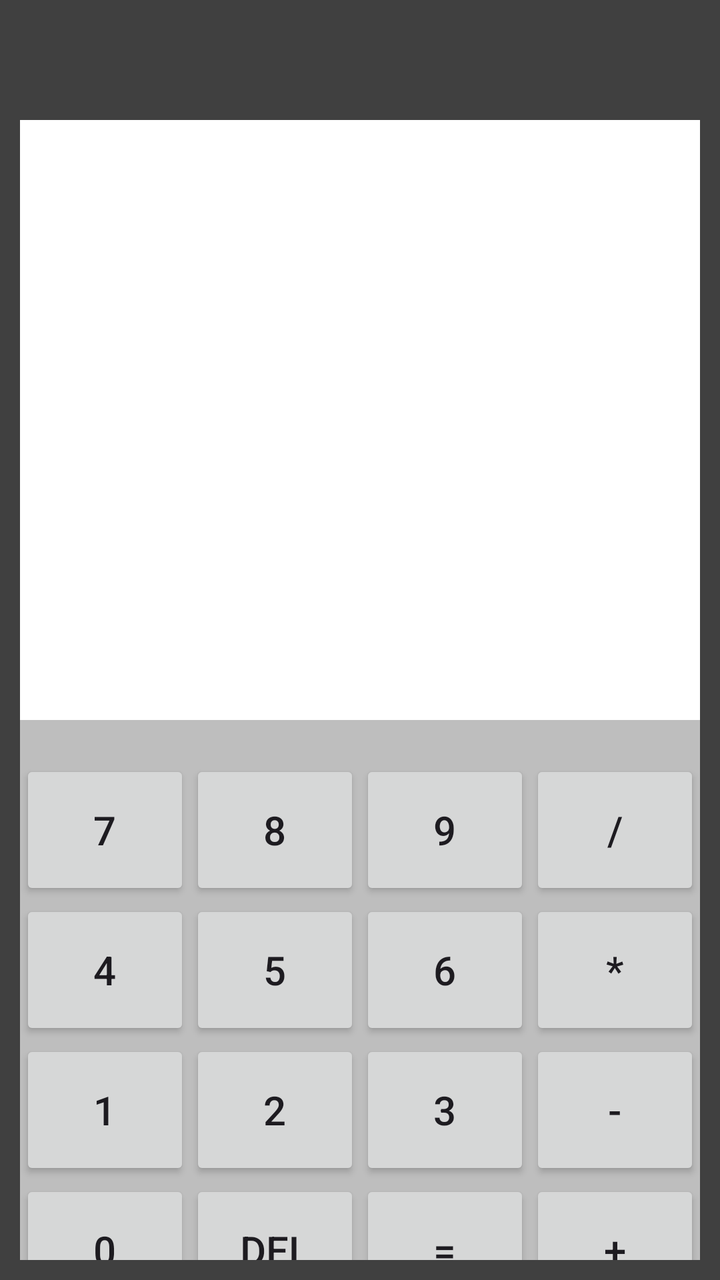
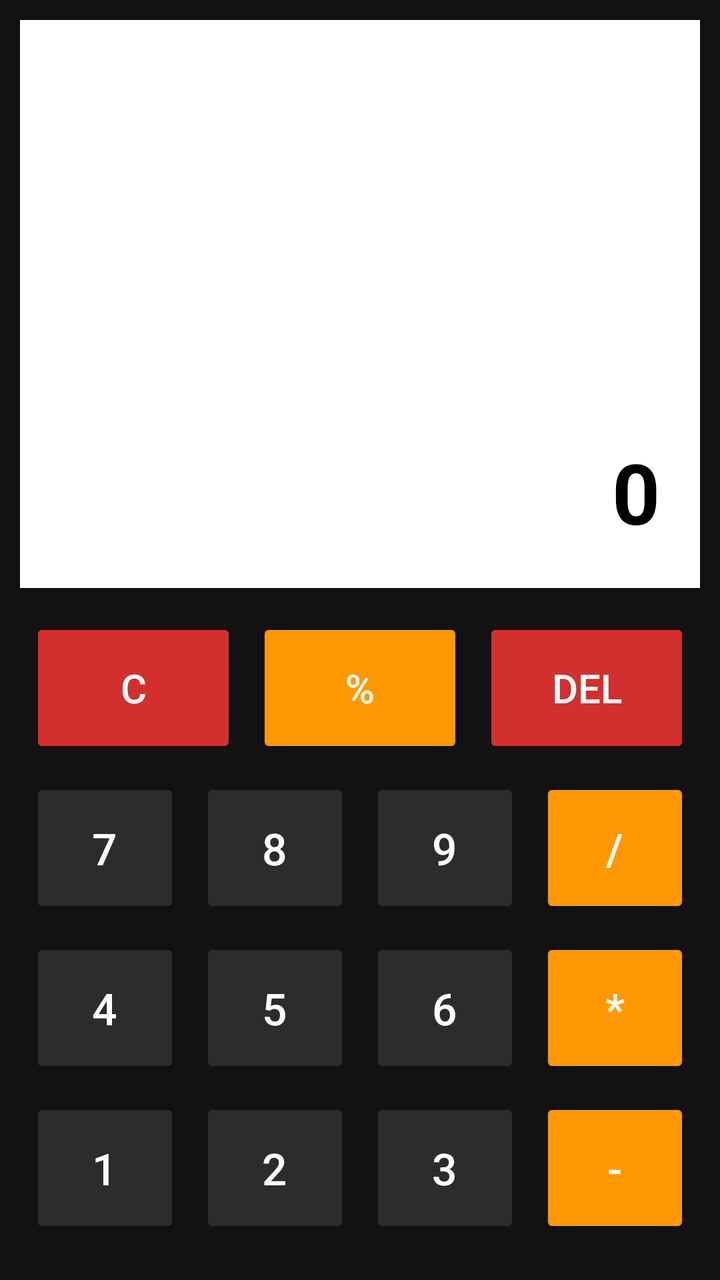

The first picture is an Android layout as it rendered before a commit; the second is the same layout after the commit. The layout source and the unified diff follow.
<!-- AndroidManifest.xml: application theme Theme.SimpleCalculator -->
<!-- res/layout/activity_main.xml -->
<?xml version="1.0" encoding="utf-8"?>
<LinearLayout
    xmlns:android="http://schemas.android.com/apk/res/android"
    android:layout_width="match_parent"
    android:layout_height="match_parent"
    android:orientation="vertical"
    android:padding="10dp"
    android:background="#404040">

    

    
    <TextView
        android:id="@+id/resultText"
        android:layout_width="match_parent"
        android:layout_height="300dp"
        android:layout_marginTop="50dp"
        android:background="#FFFFFF"
        android:gravity="end|center_vertical"
        android:padding="15dp"
        android:textColor="#000000"
        android:textSize="36sp" />

    <LinearLayout
        android:layout_width="match_parent"
        android:layout_height="wrap_content"
        android:orientation="vertical"
        android:background="#bebebe">
    <LinearLayout
        android:layout_width="match_parent"
        android:layout_height="wrap_content"
        android:orientation="horizontal"
        android:layout_marginTop="20dp">

        <Button
            android:id="@+id/btn7"
            android:layout_width="0dp"
            android:layout_height="70dp"
            android:layout_weight="1"
            android:text="7"
            android:textSize="20sp"/>

        <Button
            android:id="@+id/btn8"
            android:layout_width="0dp"
            android:layout_height="70dp"
            android:layout_weight="1"
            android:text="8"
            android:textSize="20sp"/>

        <Button
            android:id="@+id/btn9"
            android:layout_width="0dp"
            android:layout_height="70dp"
            android:layout_weight="1"
            android:text="9"
            android:textSize="20sp"/>
        <Button
            android:id="@+id/btnDivide"
            android:layout_width="0dp"
            android:layout_height="70dp"
            android:layout_weight="1"
            android:text="/"
            android:textSize="20sp"/>


    </LinearLayout>

    

    <LinearLayout
        android:layout_width="match_parent"
        android:layout_height="wrap_content"
        android:orientation="horizontal">

        <Button
            android:id="@+id/btn4"
            android:layout_width="0dp"
            android:layout_height="70dp"
            android:layout_weight="1"
            android:text="4"
            android:textSize="20sp"/>

        <Button
            android:id="@+id/btn5"
            android:layout_width="0dp"
            android:layout_height="70dp"
            android:layout_weight="1"
            android:text="5"
            android:textSize="20sp"/>

        <Button
            android:id="@+id/btn6"
            android:layout_width="0dp"
            android:layout_height="70dp"
            android:layout_weight="1"
            android:text="6"
            android:textSize="20sp"/>

        <Button
            android:id="@+id/btnMultiply"
            android:layout_width="0dp"
            android:layout_height="70dp"
            android:layout_weight="1"
            android:text="*"
            android:textSize="20sp"/>
    </LinearLayout>

    

    <LinearLayout
        android:layout_width="match_parent"
        android:layout_height="wrap_content"
        android:orientation="horizontal">

        <Button
            android:id="@+id/btn1"
            android:layout_width="0dp"
            android:layout_height="70dp"
            android:layout_weight="1"
            android:text="1"
            android:textSize="20sp"/>

        <Button
            android:id="@+id/btn2"
            android:layout_width="0dp"
            android:layout_height="70dp"
            android:layout_weight="1"
            android:text="2"
            android:textSize="20sp"/>

        <Button
            android:id="@+id/btn3"
            android:layout_width="0dp"
            android:layout_height="70dp"
            android:layout_weight="1"
            android:text="3"
            android:textSize="20sp"/>

        <Button
            android:id="@+id/btnMinus"
            android:layout_width="0dp"
            android:layout_height="70dp"
            android:layout_weight="1"
            android:text="-"
            android:textSize="20sp"/>
    </LinearLayout>

    

    <LinearLayout
        android:layout_width="match_parent"
        android:layout_height="wrap_content"
        android:orientation="horizontal">

        <Button
            android:id="@+id/btn0"
            android:layout_width="0dp"
            android:layout_height="70dp"
            android:layout_weight="1"
            android:text="0"
            android:textSize="20sp"/>

        <Button
            android:id="@+id/btnClear"
            android:layout_width="0dp"
            android:layout_height="70dp"
            android:layout_weight="1"
            android:text="DEL"
            android:textSize="20sp"/>

        <Button
            android:id="@+id/btnEqual"
            android:layout_width="0dp"
            android:layout_height="70dp"
            android:layout_weight="1"
            android:text="="
            android:textSize="20sp"/>

        <Button
            android:id="@+id/btnPlus"
            android:layout_width="0dp"
            android:layout_height="70dp"
            android:layout_weight="1"
            android:text="+"
            android:textSize="20sp"/>
    </LinearLayout>
    </LinearLayout>
</LinearLayout>
<!-- resources referenced by this layout -->
<resources>
  <style name="Theme.SimpleCalculator" parent="Base.Theme.SimpleCalculator" />
  <style name="Base.Theme.SimpleCalculator" parent="Theme.Material3.DayNight.NoActionBar">
          
          
      </style>
</resources>

<!-- the commit's change to res/layout/activity_main.xml (unified diff, before → after) -->
@@ -4,186 +4,317 @@
     android:layout_width="match_parent"
     android:layout_height="match_parent"
     android:orientation="vertical"
-    android:padding="10dp"
-    android:background="#404040">
+    android:background="#121212">
 
     
 
+
+
     
-    <TextView
-        android:id="@+id/resultText"
-        android:layout_width="match_parent"
-        android:layout_height="300dp"
-        android:layout_marginTop="50dp"
-        android:background="#FFFFFF"
-        android:gravity="end|center_vertical"
-        android:padding="15dp"
-        android:textColor="#000000"
-        android:textSize="36sp" />
-
     <LinearLayout
         android:layout_width="match_parent"
-        android:layout_height="wrap_content"
+        android:layout_height="match_parent"
         android:orientation="vertical"
-        android:background="#bebebe">
-    <LinearLayout
-        android:layout_width="match_parent"
-        android:layout_height="wrap_content"
-        android:orientation="horizontal"
-        android:layout_marginTop="20dp">
-
-        <Button
-            android:id="@+id/btn7"
-            android:layout_width="0dp"
-            android:layout_height="70dp"
-            android:layout_weight="1"
-            android:text="7"
-            android:textSize="20sp"/>
-
-        <Button
-            android:id="@+id/btn8"
-            android:layout_width="0dp"
-            android:layout_height="70dp"
-            android:layout_weight="1"
-            android:text="8"
-            android:textSize="20sp"/>
-
-        <Button
-            android:id="@+id/btn9"
-            android:layout_width="0dp"
-            android:layout_height="70dp"
-            android:layout_weight="1"
-            android:text="9"
-            android:textSize="20sp"/>
-        <Button
-            android:id="@+id/btnDivide"
-            android:layout_width="0dp"
-            android:layout_height="70dp"
-            android:layout_weight="1"
-            android:text="/"
-            android:textSize="20sp"/>
-
+        android:padding="10dp">
+
+        <androidx.appcompat.widget.Toolbar
+            android:id="@+id/toolbar"
+            android:layout_width="match_parent"
+            android:layout_height="wrap_content"
+            android:background="#FFFFFF"
+            android:title=" "
+            android:titleTextColor="#000000"/>
+
+        
+        <TextView
+            android:id="@+id/resultText"
+            android:layout_width="match_parent"
+            android:layout_height="220dp"
+            android:layout_marginBottom="10dp"
+            android:background="#FFFFFF"
+            android:gravity="end|bottom"
+            android:padding="20dp"
+            android:text="0"
+            android:textColor="#000000"
+            android:textSize="42sp"
+            android:textStyle="bold"/>
+
+        
+        <LinearLayout
+            android:layout_width="match_parent"
+            android:layout_height="wrap_content"
+            android:orientation="vertical">
+
+            
+            <LinearLayout
+                android:layout_width="match_parent"
+                android:layout_height="wrap_content"
+                android:orientation="horizontal">
+
+                <Button
+                    android:id="@+id/btnClear"
+                    android:layout_width="0dp"
+                    android:layout_height="70dp"
+                    android:layout_weight="1"
+                    android:layout_margin="5dp"
+                    android:backgroundTint="#D32F2F"
+                    android:text="C"
+                    android:textColor="#FFFFFF"
+                    android:textSize="20sp"
+                    android:stateListAnimator="@animator/button_press"/>
+
+
+                <Button
+                    android:id="@+id/btnPercent"
+                    android:layout_width="0dp"
+                    android:layout_height="70dp"
+                    android:layout_weight="1"
+                    android:layout_margin="5dp"
+                    android:backgroundTint="#FF9800"
+                    android:text="%"
+                    android:textColor="#FFFFFF"
+                    android:textSize="20sp"
+                    android:stateListAnimator="@animator/button_press"/>
+                <Button
+                    android:id="@+id/btnDel"
+                    android:layout_width="0dp"
+                    android:layout_height="70dp"
+                    android:layout_weight="1"
+                    android:layout_margin="5dp"
+                    android:backgroundTint="#D32F2F"
+                    android:text="DEL"
+                    android:textColor="#FFFFFF"
+                    android:textSize="20sp"
+                    android:stateListAnimator="@animator/button_press"/>
+
+            </LinearLayout>
+
+            
+            <LinearLayout
+                android:layout_width="match_parent"
+                android:layout_height="wrap_content"
+                android:orientation="horizontal">
+
+                <Button
+                    android:id="@+id/btn7"
+                    android:layout_width="0dp"
+                    android:layout_height="70dp"
+                    android:layout_weight="1"
+                    android:layout_margin="5dp"
+                    android:backgroundTint="#2C2C2C"
+                    android:text="7"
+                    android:textColor="#FFFFFF"
+                    android:textSize="22sp"
+                    android:stateListAnimator="@animator/button_press"/>
+
+                <Button
+                    android:id="@+id/btn8"
+                    android:layout_width="0dp"
+                    android:layout_height="70dp"
+                    android:layout_weight="1"
+                    android:layout_margin="5dp"
+                    android:backgroundTint="#2C2C2C"
+                    android:text="8"
+                    android:textColor="#FFFFFF"
+                    android:textSize="22sp"
+                    android:stateListAnimator="@animator/button_press"/>
+
+                <Button
+                    android:id="@+id/btn9"
+                    android:layout_width="0dp"
+                    android:layout_height="70dp"
+                    android:layout_weight="1"
+                    android:layout_margin="5dp"
+                    android:backgroundTint="#2C2C2C"
+                    android:text="9"
+                    android:textColor="#FFFFFF"
+                    android:textSize="22sp"
+                    android:stateListAnimator="@animator/button_press"/>
+
+                <Button
+                    android:id="@+id/btnDivide"
+                    android:layout_width="0dp"
+                    android:layout_height="70dp"
+                    android:layout_weight="1"
+                    android:layout_margin="5dp"
+                    android:backgroundTint="#FF9800"
+                    android:text="/"
+                    android:textColor="#FFFFFF"
+                    android:textSize="22sp"
+                    android:stateListAnimator="@animator/button_press"/>
+
+            </LinearLayout>
+
+            
+            <LinearLayout
+                android:layout_width="match_parent"
+                android:layout_height="wrap_content"
+                android:orientation="horizontal">
+
+                <Button
+                    android:id="@+id/btn4"
+                    android:layout_width="0dp"
+                    android:layout_height="70dp"
+                    android:layout_weight="1"
+                    android:layout_margin="5dp"
+                    android:backgroundTint="#2C2C2C"
+                    android:text="4"
+                    android:textColor="#FFFFFF"
+                    android:textSize="22sp"
+                    android:stateListAnimator="@animator/button_press"/>
+
+                <Button
+                    android:id="@+id/btn5"
+                    android:layout_width="0dp"
+                    android:layout_height="70dp"
+                    android:layout_weight="1"
+                    android:layout_margin="5dp"
+                    android:backgroundTint="#2C2C2C"
+                    android:text="5"
+                    android:textColor="#FFFFFF"
+                    android:textSize="22sp"
+                    android:stateListAnimator="@animator/button_press"/>
+
+                <Button
+                    android:id="@+id/btn6"
+                    android:layout_width="0dp"
+                    android:layout_height="70dp"
+                    android:layout_weight="1"
+                    android:layout_margin="5dp"
+                    android:backgroundTint="#2C2C2C"
+                    android:text="6"
+                    android:textColor="#FFFFFF"
+                    android:textSize="22sp"
+                    android:stateListAnimator="@animator/button_press"/>
+
+                <Button
+                    android:id="@+id/btnMultiply"
+                    android:layout_width="0dp"
+                    android:layout_height="70dp"
+                    android:layout_weight="1"
+                    android:layout_margin="5dp"
+                    android:backgroundTint="#FF9800"
+                    android:text="*"
+                    android:textColor="#FFFFFF"
+                    android:textSize="22sp"
+                    android:stateListAnimator="@animator/button_press"/>
+
+            </LinearLayout>
+
+            
+            <LinearLayout
+                android:layout_width="match_parent"
+                android:layout_height="wrap_content"
+                android:orientation="horizontal">
+
+                <Button
+                    android:id="@+id/btn1"
+                    android:layout_width="0dp"
+                    android:layout_height="70dp"
+                    android:layout_weight="1"
+                    android:layout_margin="5dp"
+                    android:backgroundTint="#2C2C2C"
+                    android:text="1"
+                    android:textColor="#FFFFFF"
+                    android:textSize="22sp"
+                    android:stateListAnimator="@animator/button_press"/>
+
+                <Button
+                    android:id="@+id/btn2"
+                    android:layout_width="0dp"
+                    android:layout_height="70dp"
+                    android:layout_weight="1"
+                    android:layout_margin="5dp"
+                    android:backgroundTint="#2C2C2C"
+                    android:text="2"
+                    android:textColor="#FFFFFF"
+                    android:textSize="22sp"
+                    android:stateListAnimator="@animator/button_press"/>
+
+                <Button
+                    android:id="@+id/btn3"
+                    android:layout_width="0dp"
+                    android:layout_height="70dp"
+                    android:layout_weight="1"
+                    android:layout_margin="5dp"
+                    android:backgroundTint="#2C2C2C"
+                    android:text="3"
+                    android:textColor="#FFFFFF"
+                    android:textSize="22sp"
+                    android:stateListAnimator="@animator/button_press"/>
+
+                <Button
+                    android:id="@+id/btnMinus"
+                    android:layout_width="0dp"
+                    android:layout_height="70dp"
+                    android:layout_weight="1"
+                    android:layout_margin="5dp"
+                    android:backgroundTint="#FF9800"
+                    android:text="-"
+                    android:textColor="#FFFFFF"
+                    android:textSize="22sp"
+                    android:stateListAnimator="@animator/button_press"/>
+
+            </LinearLayout>
+
+            
+            <LinearLayout
+                android:layout_width="match_parent"
+                android:layout_height="wrap_content"
+                android:orientation="horizontal">
+
+                <Button
+                    android:id="@+id/btn0"
+                    android:layout_width="0dp"
+                    android:layout_height="70dp"
+                    android:layout_weight="1"
+                    android:layout_margin="5dp"
+                    android:backgroundTint="#2C2C2C"
+                    android:text="0"
+                    android:textColor="#FFFFFF"
+                    android:textSize="22sp"
+                    android:stateListAnimator="@animator/button_press"/>
+
+                <Button
+                    android:id="@+id/btnDot"
+                    android:layout_width="0dp"
+                    android:layout_height="70dp"
+                    android:layout_weight="1"
+                    android:layout_margin="5dp"
+                    android:backgroundTint="#2C2C2C"
+                    android:text="."
+                    android:textColor="#FFFFFF"
+                    android:textSize="22sp"
+                    android:stateListAnimator="@animator/button_press"/>
+
+                <Button
+                    android:id="@+id/btnEqual"
+                    android:layout_width="0dp"
+                    android:layout_height="70dp"
+                    android:layout_weight="1"
+                    android:layout_margin="5dp"
+                    android:backgroundTint="#4CAF50"
+                    android:text="="
+                    android:textColor="#FFFFFF"
+                    android:textSize="22sp"
+                    android:stateListAnimator="@animator/button_press"/>
+
+                <Button
+                    android:id="@+id/btnPlus"
+                    android:layout_width="0dp"
+                    android:layout_height="70dp"
+                    android:layout_weight="1"
+                    android:layout_margin="5dp"
+                    android:backgroundTint="#FF9800"
+                    android:text="+"
+                    android:textColor="#FFFFFF"
+                    android:textSize="22sp"
+                    android:stateListAnimator="@animator/button_press"/>
+
+            </LinearLayout>
+
+        </LinearLayout>
 
     </LinearLayout>
 
-    
-
-    <LinearLayout
-        android:layout_width="match_parent"
-        android:layout_height="wrap_content"
-        android:orientation="horizontal">
-
-        <Button
-            android:id="@+id/btn4"
-            android:layout_width="0dp"
-            android:layout_height="70dp"
-            android:layout_weight="1"
-            android:text="4"
-            android:textSize="20sp"/>
-
-        <Button
-            android:id="@+id/btn5"
-            android:layout_width="0dp"
-            android:layout_height="70dp"
-            android:layout_weight="1"
-            android:text="5"
-            android:textSize="20sp"/>
-
-        <Button
-            android:id="@+id/btn6"
-            android:layout_width="0dp"
-            android:layout_height="70dp"
-            android:layout_weight="1"
-            android:text="6"
-            android:textSize="20sp"/>
-
-        <Button
-            android:id="@+id/btnMultiply"
-            android:layout_width="0dp"
-            android:layout_height="70dp"
-            android:layout_weight="1"
-            android:text="*"
-            android:textSize="20sp"/>
-    </LinearLayout>
-
-    
-
-    <LinearLayout
-        android:layout_width="match_parent"
-        android:layout_height="wrap_content"
-        android:orientation="horizontal">
-
-        <Button
-            android:id="@+id/btn1"
-            android:layout_width="0dp"
-            android:layout_height="70dp"
-            android:layout_weight="1"
-            android:text="1"
-            android:textSize="20sp"/>
-
-        <Button
-            android:id="@+id/btn2"
-            android:layout_width="0dp"
-            android:layout_height="70dp"
-            android:layout_weight="1"
-            android:text="2"
-            android:textSize="20sp"/>
-
-        <Button
-            android:id="@+id/btn3"
-            android:layout_width="0dp"
-            android:layout_height="70dp"
-            android:layout_weight="1"
-            android:text="3"
-            android:textSize="20sp"/>
-
-        <Button
-            android:id="@+id/btnMinus"
-            android:layout_width="0dp"
-            android:layout_height="70dp"
-            android:layout_weight="1"
-            android:text="-"
-            android:textSize="20sp"/>
-    </LinearLayout>
-
-    
-
-    <LinearLayout
-        android:layout_width="match_parent"
-        android:layout_height="wrap_content"
-        android:orientation="horizontal">
-
-        <Button
-            android:id="@+id/btn0"
-            android:layout_width="0dp"
-            android:layout_height="70dp"
-            android:layout_weight="1"
-            android:text="0"
-            android:textSize="20sp"/>
-
-        <Button
-            android:id="@+id/btnClear"
-            android:layout_width="0dp"
-            android:layout_height="70dp"
-            android:layout_weight="1"
-            android:text="DEL"
-            android:textSize="20sp"/>
-
-        <Button
-            android:id="@+id/btnEqual"
-            android:layout_width="0dp"
-            android:layout_height="70dp"
-            android:layout_weight="1"
-            android:text="="
-            android:textSize="20sp"/>
-
-        <Button
-            android:id="@+id/btnPlus"
-            android:layout_width="0dp"
-            android:layout_height="70dp"
-            android:layout_weight="1"
-            android:text="+"
-            android:textSize="20sp"/>
-    </LinearLayout>
-    </LinearLayout>
 </LinearLayout>
